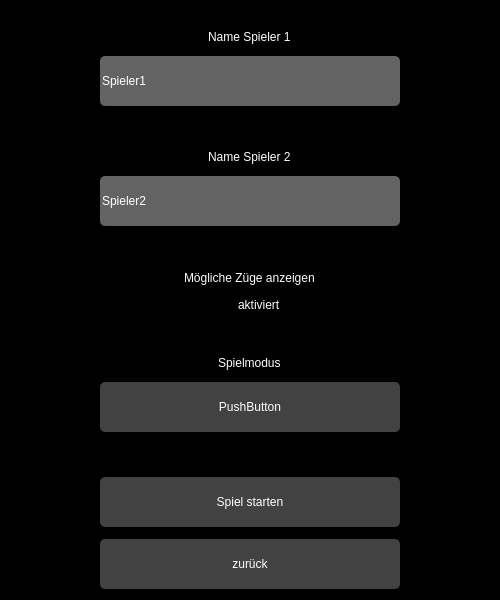
Qt form pvpwidget.ui (Rhagnur/BelegReversi) before a commit.
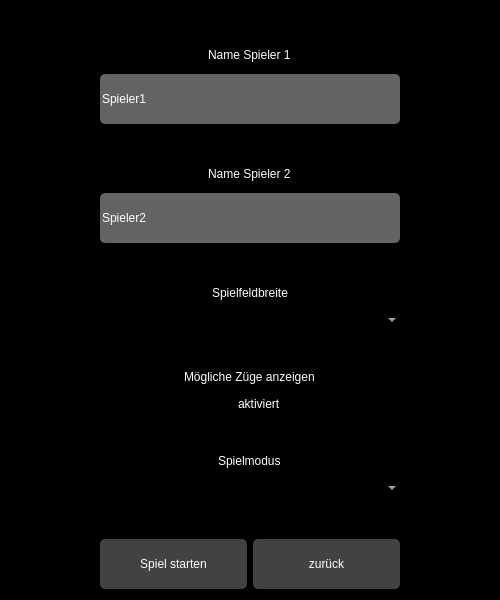
The same form after that commit.

Commit message: 2 neue Designs, Spielfeldgröße einstellbar, ComboBox für Modus geaddet

```diff
--- a/pvpwidget.ui
+++ b/pvpwidget.ui
@@ -40,17 +40,14 @@
    <item>
     <layout class="QVBoxLayout" name="verticalLayout">
      <item>
-      <spacer name="verticalSpacer_4">
+      <spacer name="verticalSpacer_6">
        <property name="orientation">
         <enum>Qt::Vertical</enum>
        </property>
-       <property name="sizeType">
-        <enum>QSizePolicy::Preferred</enum>
-       </property>
        <property name="sizeHint" stdset="0">
         <size>
          <width>20</width>
-         <height>20</height>
+         <height>40</height>
         </size>
        </property>
       </spacer>
@@ -135,6 +132,42 @@
        </property>
       </spacer>
      </item>
+     <item>
+      <widget class="QLabel" name="label">
+       <property name="styleSheet">
+        <string notr="true">font: 75 14pt &quot;Verdana&quot;;
+color: #FFF;
+margin-bottom: 6px;</string>
+       </property>
+       <property name="text">
+        <string>Spielfeldbreite</string>
+       </property>
+       <property name="alignment">
+        <set>Qt::AlignCenter</set>
+       </property>
+      </widget>
+     </item>
+     <item>
+      <widget class="QComboBox" name="comboBox_PvPFieldsize">
+       <property name="styleSheet">
+        <string notr="true">font: 75 11pt &quot;Verdana&quot;;
+color: #FFF;</string>
+       </property>
+      </widget>
+     </item>
+     <item>
+      <spacer name="verticalSpacer_3">
+       <property name="orientation">
+        <enum>Qt::Vertical</enum>
+       </property>
+       <property name="sizeHint" stdset="0">
+        <size>
+         <width>20</width>
+         <height>40</height>
+        </size>
+       </property>
+      </spacer>
+     </item>
      <item alignment="Qt::AlignHCenter">
       <widget class="QLabel" name="label_PossMoves">
        <property name="styleSheet">
@@ -190,17 +223,10 @@
       </widget>
      </item>
      <item>
-      <widget class="QPushButton" name="pushButton">
+      <widget class="QComboBox" name="comboBox_PvPGamemode">
        <property name="styleSheet">
-        <string notr="true">background-color: #424242;
-font: 75 12pt &quot;Verdana&quot;;
-color: #FFF;
-height: 50px;
-min-width: 300px;
-border-radius: 5px;</string>
-       </property>
-       <property name="text">
-        <string>PushButton</string>
+        <string notr="true">font: 75 11pt &quot;Verdana&quot;;
+color: #FFF;</string>
        </property>
       </widget>
      </item>
@@ -218,13 +244,15 @@
       </spacer>
      </item>
      <item>
+      <layout class="QHBoxLayout" name="horizontalLayout_3">
+       <item>
       <widget class="QPushButton" name="pushButton_StartGamePvP">
        <property name="styleSheet">
         <string notr="true">background-color: #424242;
 font: 75 12pt &quot;Verdana&quot;;
 color: #FFF;
 height: 50px;
-min-width: 300px;
+min-width: 145px;
 border-radius: 5px;</string>
        </property>
        <property name="text">
@@ -239,14 +267,15 @@
 font: 75 12pt &quot;Verdana&quot;;
 color: #FFF;
 height: 50px;
-min-width: 300px;
-border-radius: 5px;
-margin-top: 6px;</string>
+min-width: 145px;
+border-radius: 5px;</string>
        </property>
        <property name="text">
         <string>zurück</string>
        </property>
       </widget>
+       </item>
+      </layout>
      </item>
     </layout>
    </item>
```
Left out of the diff: 2 changed lines with no effect on the pictures. Lines whose indentation alone changed are shown as unchanged. The commit also changes 14 other files.
